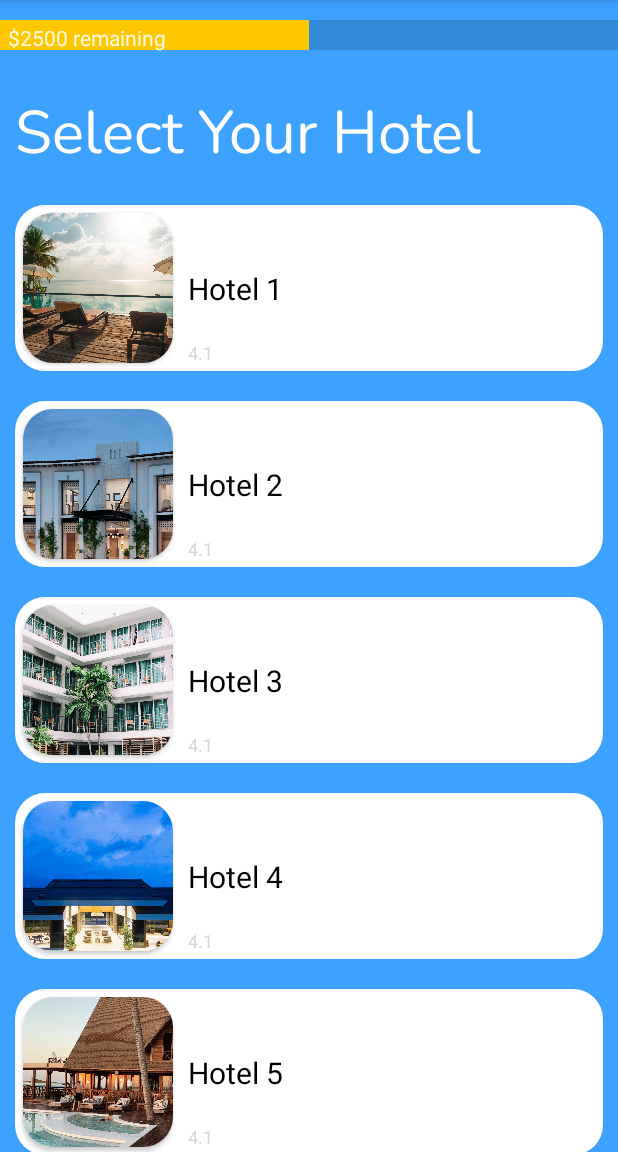
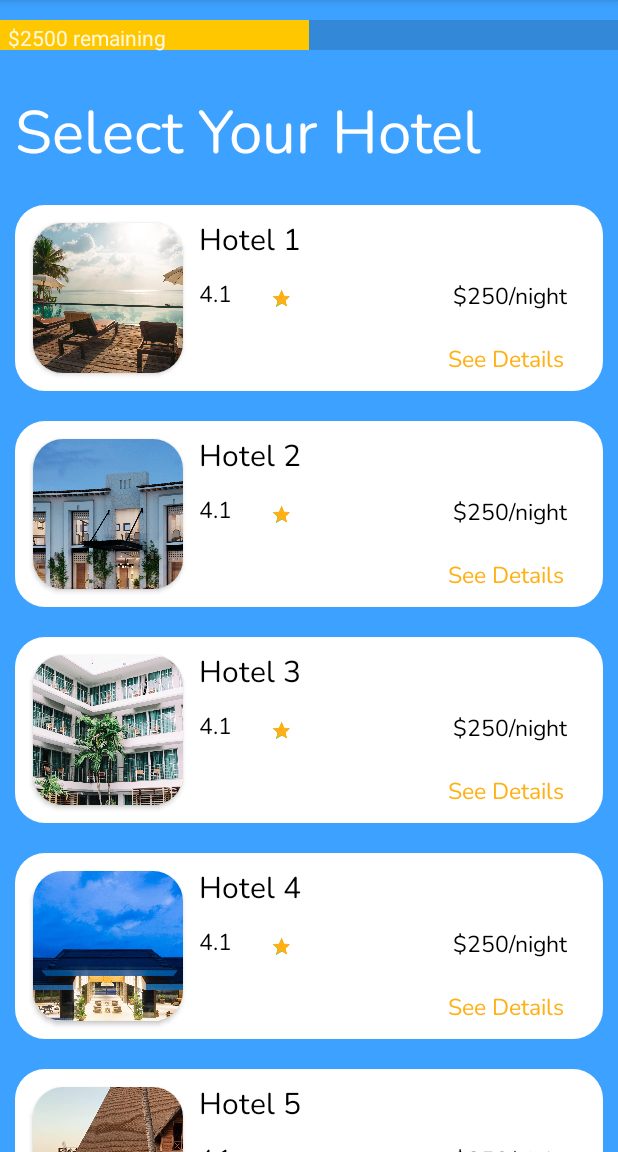
Before and after one commit to ahanani/Aflo, an Android app: the HotelsFragment screen opened directly, with no data from a screen before it, on a phone screen of 412 x 824 dp, the part 84-1236 px from its top. Run offline under Robolectric (Android 15) with nearby library versions, the phone set to English and light mode, and no system bars.

Commit message:
Fixed XML file

```diff
--- a/app/src/main/res/layout/activity_row.xml
+++ b/app/src/main/res/layout/activity_row.xml
@@ -9,6 +9,7 @@
     android:layout_margin="10dp">
 
     <androidx.constraintlayout.widget.ConstraintLayout
+        android:id="@+id/hotel_row"
         android:layout_width="match_parent"
         android:layout_height="wrap_content"
         android:background="@drawable/round_corner"
@@ -17,9 +18,9 @@
 
         <androidx.cardview.widget.CardView
             android:id="@+id/card"
-            android:layout_margin="5dp"
             android:layout_width="wrap_content"
             android:layout_height="wrap_content"
+            android:layout_margin="12dp"
             app:cardCornerRadius="20dp"
             app:layout_constraintBottom_toBottomOf="parent"
             app:layout_constraintEnd_toEndOf="parent"
@@ -27,6 +28,7 @@
             app:layout_constraintStart_toStartOf="parent"
             app:layout_constraintTop_toTopOf="parent"
             app:layout_constraintVertical_bias="0.0">
+
             <ImageView
                 android:id="@+id/image"
                 android:layout_width="wrap_content"
@@ -35,41 +37,126 @@
                 android:background="@drawable/round_corner"
                 android:contentDescription="@string/imageOfHotel"
                 android:maxWidth="100dp"
-                android:maxHeight="280dp"
+                android:maxHeight="100dp"
                 android:scaleType="fitCenter"
                 app:srcCompat="@mipmap/ic_launcher"
-                tools:ignore="ImageContrastCheck" />
+                tools:ignore="ImageContrastCheck"/>
         </androidx.cardview.widget.CardView>
 
         <TextView
             android:id="@+id/hotel"
             android:layout_width="wrap_content"
             android:layout_height="wrap_content"
+            android:fontFamily="@font/nunito"
             android:paddingHorizontal="10dp"
             android:text="@string/hotelHeader"
+            android:textColor="@color/black"
             android:textSize="20sp"
-            android:textColor="@color/black"
-            app:layout_constraintBottom_toTopOf="@+id/detail"
+            app:layout_constraintBottom_toBottomOf="@+id/card"
             app:layout_constraintEnd_toEndOf="parent"
             app:layout_constraintHorizontal_bias="0.0"
-            app:layout_constraintStart_toEndOf="@+id/card"
+            app:layout_constraintStart_toStartOf="@+id/detail"
             app:layout_constraintTop_toTopOf="parent"
-            app:layout_constraintVertical_bias="0.666" />
+            app:layout_constraintVertical_bias="0.1" />
 
         <TextView
             android:id="@+id/detail"
             android:layout_width="wrap_content"
             android:layout_height="wrap_content"
-            android:layout_marginBottom="4dp"
-            android:width="280dp"
             android:paddingHorizontal="10dp"
-            android:text="@string/detail"
-            android:textColor="@color/yellow"
+            android:text="@string/rating_num"
+            android:textColor="@color/black"
+            android:textSize="15sp"
+            android:fontFamily="@font/nunito"
+            app:layout_constraintBottom_toBottomOf="@+id/card"
+            app:layout_constraintEnd_toEndOf="parent"
+            app:layout_constraintHorizontal_bias="0.003"
+            app:layout_constraintStart_toEndOf="@+id/card"
+            app:layout_constraintTop_toTopOf="parent"
+            app:layout_constraintVertical_bias="0.543" />
+
+        <TextView
+            android:id="@+id/price"
+            android:layout_width="wrap_content"
+            android:layout_height="wrap_content"
+            android:fontFamily="@font/nunito"
+            android:paddingHorizontal="10dp"
+            android:text="@string/hotel_price"
+            android:textColor="@color/black"
+            android:textSize="15sp"
+            app:layout_constraintBottom_toBottomOf="@+id/card"
+            app:layout_constraintEnd_toEndOf="parent"
+            app:layout_constraintHorizontal_bias="0.925"
+            app:layout_constraintStart_toEndOf="@+id/card"
+            app:layout_constraintTop_toTopOf="parent"
+            app:layout_constraintVertical_bias="0.555" />
+
+        <TextView
+            android:id="@+id/seeDetails"
+            android:layout_width="wrap_content"
+            android:layout_height="wrap_content"
+            android:layout_marginBottom="10dp"
+            android:fontFamily="@font/nunito"
+            android:paddingHorizontal="10dp"
+            android:text="@string/see_hotel_details"
+            android:textColor="@color/aflo_orange"
+            android:textSize="15sp"
+            app:layout_constraintBottom_toBottomOf="parent"
+            app:layout_constraintEnd_toEndOf="parent"
+            app:layout_constraintHorizontal_bias="0.946"
+            app:layout_constraintStart_toStartOf="parent"
+            app:layout_constraintTop_toTopOf="parent"
+            app:layout_constraintVertical_bias="1.0"
+            tools:ignore="TextContrastCheck" />
+
+        <Button
+            android:id="@+id/select"
+            android:layout_width="wrap_content"
+            android:layout_height="40dp"
+            android:layout_marginBottom="10dp"
+            android:background="@drawable/round_button_corner"
+            android:backgroundTint="@color/aflo_orange"
+            android:fontFamily="@font/nunito"
+            android:paddingHorizontal="10dp"
+            android:text="@string/select"
             android:textSize="12sp"
             app:layout_constraintBottom_toBottomOf="parent"
             app:layout_constraintEnd_toEndOf="parent"
+            app:layout_constraintHorizontal_bias="0.949"
+            app:layout_constraintStart_toStartOf="parent"
+            app:layout_constraintTop_toTopOf="parent"
+            app:layout_constraintVertical_bias="1.0"
+            tools:ignore="TextContrastCheck"
+            android:visibility="invisible"/>
+
+        <RatingBar
+            android:id="@+id/rating"
+            android:layout_width="45dp"
+            android:layout_height="45dp"
+            android:numStars="@integer/material_motion_duration_long_1"
+            android:progress="90"
+            android:progressTint="@color/aflo_orange"
+            android:scaleX="0.3"
+            android:scaleY="0.3"
+            app:layout_constraintBottom_toBottomOf="@+id/card"
+            app:layout_constraintEnd_toEndOf="parent"
             app:layout_constraintHorizontal_bias="0.0"
-            app:layout_constraintStart_toEndOf="@+id/card" />
+            app:layout_constraintStart_toEndOf="@+id/detail"
+            app:layout_constraintTop_toTopOf="parent"
+            app:layout_constraintVertical_bias="0.593"
+            tools:ignore="SpeakableTextPresentCheck" />
+
+        <TableLayout
+            android:id="@+id/features"
+            android:layout_width="wrap_content"
+            android:layout_height="wrap_content"
+            android:layout_marginTop="10dp"
+            app:layout_constraintBottom_toBottomOf="parent"
+            app:layout_constraintEnd_toStartOf="@+id/seeDetails"
+            app:layout_constraintHorizontal_bias="0.448"
+            app:layout_constraintStart_toStartOf="parent"
+            app:layout_constraintTop_toBottomOf="@+id/card"
+            app:layout_constraintVertical_bias="0.0" />
 
 
     </androidx.constraintlayout.widget.ConstraintLayout>
```
